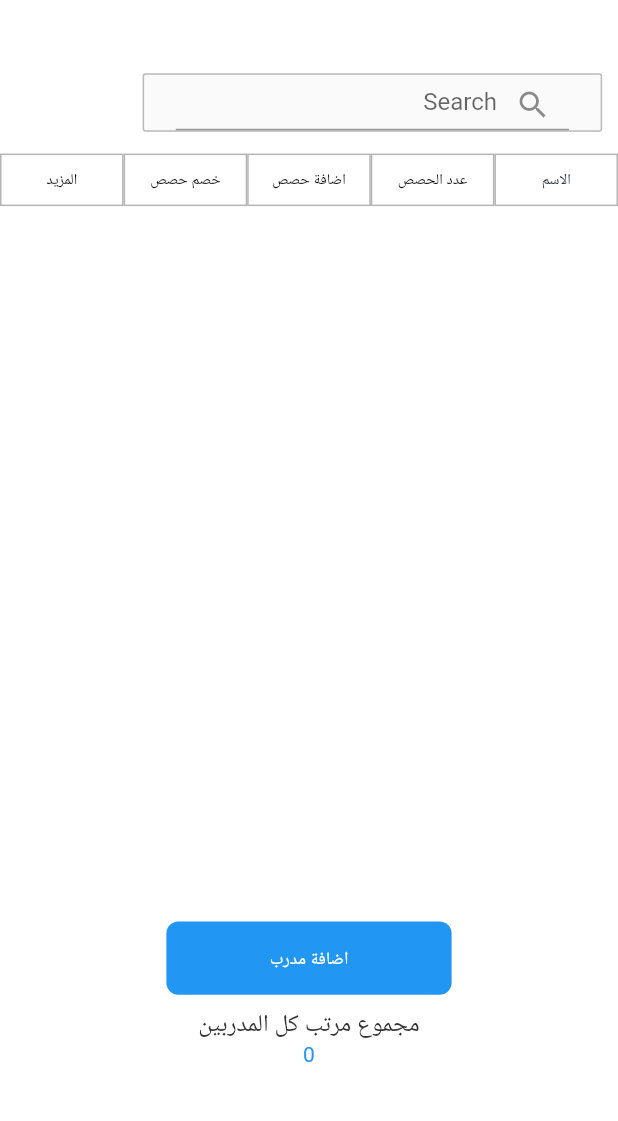
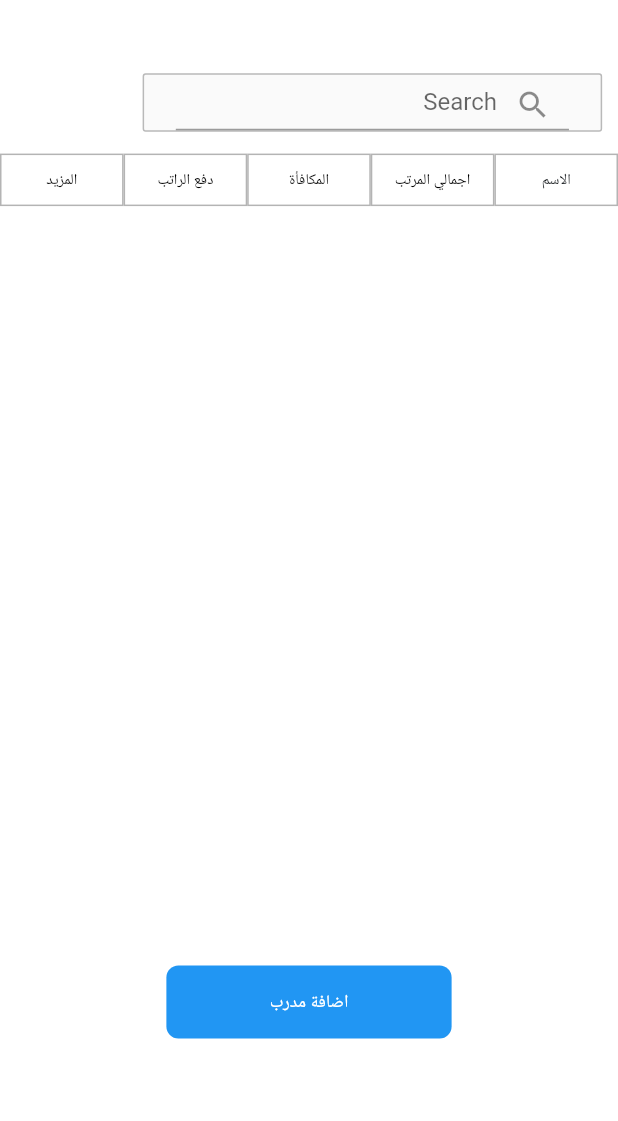
Before and after one commit to elreefy14/admin_future, a Flutter app: the ManageCoaches screen opened by its route, on a phone screen of 412 x 824 dp, the part 84-1205 px from its top. Run offline on Flutter 3.47's test engine with Material 2 defaults, Android fonts, the phone set to English and light mode, and no system bars; our stand-ins replace auto_size_text, bloc, bot_toast, cloud_firestore, conditional_builder_null_safety, contacts_service and 21 more; missing offline and left inert: dart:ffi, json_path, multiselect; accounts and stored records are empty; Roboto replaces fonts that are missing (Montserrat-Arabic, Readex Pro); project files that could hold a hidden picture were left out.

Commit message:
manage users and coaches done 100 %

```diff
--- a/lib/add_grouup_of_schedules/presentation/select_coaches.dart
+++ b/lib/add_grouup_of_schedules/presentation/select_coaches.dart
@@ -1,5 +1,6 @@
 import 'package:admin_future/core/flutter_flow/flutter_flow_util.dart';
 import 'package:cloud_firestore/cloud_firestore.dart';
+import 'package:firebase_auth/firebase_auth.dart';
 import 'package:firebase_ui_firestore/firebase_ui_firestore.dart';
 import 'package:flutter/material.dart';
 import 'package:flutter_bloc/flutter_bloc.dart';
@@ -170,7 +171,7 @@ class ShowCoachesInDialog extends StatelessWidget {
                       alignment: const AlignmentDirectional(0, 0),
                       child: Text(
                         //reduce sessions
-                        'خصم حصص',
+                       'دفع الراتب',
                         textAlign: TextAlign.end,
                         style: FlutterFlowTheme.of(context)
                             .bodyMedium
@@ -199,8 +200,8 @@ class ShowCoachesInDialog extends StatelessWidget {
                       child: Text(
 
                         //'add sessions',
-                        'اضافة حصص',
-
+                      //  مكافاه
+                     'المكافأة',
                         textAlign: TextAlign.end,
                         style: FlutterFlowTheme.of(context)
                             .bodyMedium
@@ -228,7 +229,7 @@ class ShowCoachesInDialog extends StatelessWidget {
                       alignment: const AlignmentDirectional(0, 0),
                       child: Text(
                         //number of sessions
-                        'عدد الحصص',
+                        'اجمالي المرتب',
                         textAlign: TextAlign.end,
                         style: FlutterFlowTheme.of(context)
                             .bodyMedium
@@ -278,7 +279,9 @@ class ShowCoachesInDialog extends StatelessWidget {
                   cacheExtent: 500,
                   pageSize: 5,
                   query: query ??FirebaseFirestore.instance.collection('users').where(
-                      'role', isEqualTo: isCoachInfoList??false ? 'coach' : 'user'),
+                      'role', isEqualTo: isCoachInfoList??false ? 'coach' : 'user')
+                    //  .where('pid',isEqualTo: FirebaseAuth.instance.currentUser!.uid),
+,
                   itemBuilder: (context, document) {
                     final data = document.data() as Map<String, dynamic>;
                     final user = UserModel.fromJson(data);
@@ -1190,7 +1193,8 @@ class ShowCoachesInDialog extends StatelessWidget {
                   cacheExtent: 500,
                   pageSize: 8,
                   query: query ??FirebaseFirestore.instance.collection('users').where(
-                      'role', isEqualTo: isCoachInfoList??false ? 'coach' : 'user'),
+                      'role', isEqualTo: isCoachInfoList??false ? 'coach' : 'user')
+                  .where('pid',isEqualTo: FirebaseAuth.instance.currentUser!.uid),
                   itemBuilder: (context, document) {
                     final data = document.data() as Map<String, dynamic>;
                     final user = UserModel.fromJson(data);
@@ -2726,7 +2730,9 @@ class ShowCoachesInDialog extends StatelessWidget {
                     shrinkWrap: true,
                     cacheExtent: 500,
                     pageSize: 5,
-                    query: query ??FirebaseFirestore.instance.collection('users') ,
+                    query: query ??FirebaseFirestore.instance.collection('users').where(
+        'role', isEqualTo: isCoachInfoList??false ? 'coach' : 'user')
+            .where('pid',isEqualTo: FirebaseAuth.instance.currentUser!.uid),
                     itemBuilder: (context, document) {
                       final data = document.data() as Map<String, dynamic>;
                       final user = UserModel.fromJson(data);
--- a/lib/home/presenation/widget/edit_users.dart
+++ b/lib/home/presenation/widget/edit_users.dart
@@ -5,7 +5,6 @@ import 'package:flutter/cupertino.dart';
 import 'package:flutter/material.dart';
 import 'package:flutter_bloc/flutter_bloc.dart';
 import 'package:flutter_screenutil/flutter_screenutil.dart';
-import 'package:flutter_svg/svg.dart';
 import 'package:url_launcher/url_launcher.dart';
 import '../../../core/flutter_flow/flutter_flow_theme.dart';
 
@@ -722,7 +721,7 @@ class EditUsers extends StatelessWidget {
                                         crossAxisAlignment: CrossAxisAlignment.end,
                                         children: [
                                           Text(
-                                            isCoach ? 'المرتب/الشهر' :
+                                            isCoach ? 'الراتب بالساعة' :
                                           //'number of sessions',
                                           //translate(context, 'number of sessions'),
                                           'عدد الحصص',
--- a/lib/main.dart
+++ b/lib/main.dart
@@ -100,14 +100,15 @@ class MyApp extends StatelessWidget {
       providers: [
         BlocProvider(create: (context) => AddGroupCubit(
         ),
-          lazy: false,
+        //  lazy: false,
          ),
        BlocProvider(create: (context) => SignUpCubit()
          // ..addBranches()
          ..getBranches()
        ),
         BlocProvider(create: (context) => ManageUsersCubit()
-        ,lazy: false
+        ,
+            //lazy: false
         ),
         BlocProvider(create: (context) => ManageAttendenceCubit()
         //    ..addToWhatsAppGroup('https://chat.whatsapp.com/FV27zAcLJocKycZDScif1S', '+2001020684123 ')
--- a/lib/manage_users_coaches/business_logic/manage_users_cubit.dart
+++ b/lib/manage_users_coaches/business_logic/manage_users_cubit.dart
@@ -823,10 +823,12 @@ bool isConnected = await checkInternetConnection();
         print('Sessions added');
       showRollbackButton = true;
       //5 seconds
-      Future.delayed(Duration(seconds: 5), () {
+      Future.delayed(Duration(seconds: 4), () {
         showRollbackButton = false;
       //  emit(AddSessionsSuccessState());
       });
+      //debug showRollbackButton
+      print('\n\n\n\nshowRollbackButton: $showRollbackButton');
 
       //show toast message
 
@@ -866,6 +868,7 @@ bool isConnected = await checkInternetConnection();
           showRollbackButton = false;
          // emit(ReduceSessionsSuccessState());
         });
+        print('showRollbackButton: $showRollbackButton');
         salaryController.clear();
         emit(ReduceSessionsSuccessState());
      //   Navigator.pop(context);
@@ -904,6 +907,8 @@ bool isConnected = await checkInternetConnection();
         //5 seconds
         Future.delayed(Duration(seconds: 5), () {
           showRollbackButton = false;
+          print('\n\n\nshowRollbackButton: $showRollbackButton');
+
           //emit(ReduceSessionsSuccessState());
         });
         emit(ReduceSessionsSuccessState());
--- a/lib/manage_users_coaches/presenation/mange_coaches_screen.dart
+++ b/lib/manage_users_coaches/presenation/mange_coaches_screen.dart
@@ -15,7 +15,7 @@ class ManageCoaches extends StatelessWidget {
   @override
   Widget build(BuildContext context) {
     return Scaffold(
-          floatingActionButtonLocation: FloatingActionButtonLocation.miniStartFloat,
+          floatingActionButtonLocation: FloatingActionButtonLocation.endFloat,
           floatingActionButton:  BlocBuilder<ManageUsersCubit, ManageUsersState>(
             builder: (context, state) {
               return
@@ -113,6 +113,10 @@ InkWell(
                                                 ) ;
                                               },
                                         child: Container(
+                                          margin: EdgeInsets.only(
+                                          top: 30.h,
+                                          ),
+
                                                 height: 50.h,
                                                 width: 180.w,
                                                 decoration: BoxDecoration(
@@ -135,43 +139,44 @@ InkWell(
                                                 ),
                                               ),
                                             ),
-                                            const SizedBox(height: 5),
-                                            const Row(
-                                              mainAxisSize: MainAxisSize.min,
-                                              mainAxisAlignment: MainAxisAlignment.center,
-                                              crossAxisAlignment: CrossAxisAlignment.center,
-                                              children: [
-                                                Text(
-                                                  'مجموع مرتب كل المدربين',
-                                                  textAlign: TextAlign.center,
-                                                  style: TextStyle(
-                                                    color: Color(0xFF333333),
-                                                    fontSize: 16,
-                                                    fontFamily: 'Montserrat-Arabic',
-                                                    fontWeight: FontWeight.w400,
-                                                    height: 1.62,
-                                                  ),
-                                                ),
-                                              ],
-                                            ),
-                                            SizedBox(
-                                              width: 48,
-                                              child: BlocBuilder<ManageUsersCubit, ManageUsersState>(
-        builder: (context, state) {
-          return Text(
-                                                ManageUsersCubit.get(context).globalTotalSalary.toString(),
-                                                textAlign: TextAlign.center,
-                                                style: const TextStyle(
-                                                  color: Color(0xFF2196F3),
-                                                  fontSize: 14,
-                                                  fontFamily: 'Montserrat-Arabic',
-                                                  fontWeight: FontWeight.w400,
-                                                  height: 1.30,
-                                                ),
-                                              );
-        },
-),
-                                            ),
+                                           // const SizedBox(height: 5),
+                                            // const Row(
+                                            //   mainAxisSize: MainAxisSize.min,
+                                            //   mainAxisAlignment: MainAxisAlignment.center,
+                                            //   crossAxisAlignment: CrossAxisAlignment.center,
+                                            //   children: [
+                                            //     Text(
+                                            //       'مجموع مرتب كل المدربين',
+                                            //       textAlign: TextAlign.center,
+                                            //       style: TextStyle(
+                                            //         color: Color(0xFF333333),
+                                            //         fontSize: 16,
+                                            //         fontFamily: 'Montserrat-Arabic',
+                                            //         fontWeight: FontWeight.w400,
+                                            //         height: 1.62,
+                                            //       ),
+                                            //     ),
+                                            //   ],
+                                            // ),
+                                            //todo: add total salary
+//                                             SizedBox(
+//                                               width: 48,
+//                                               child: BlocBuilder<ManageUsersCubit, ManageUsersState>(
+//         builder: (context, state) {
+//           return Text(
+//                                                 ManageUsersCubit.get(context).globalTotalSalary.toString(),
+//                                                 textAlign: TextAlign.center,
+//                                                 style: const TextStyle(
+//                                                   color: Color(0xFF2196F3),
+//                                                   fontSize: 14,
+//                                                   fontFamily: 'Montserrat-Arabic',
+//                                                   fontWeight: FontWeight.w400,
+//                                                   height: 1.30,
+//                                                 ),
+//                                               );
+//         },
+// ),
+//                                             ),
 
                                           ],
                                         ),
```
